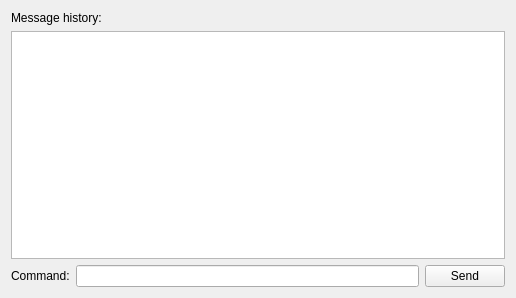
Above: CLI/mainwindow.ui from jpvanhal/Social-Sports before the change. Below: the same form after it.
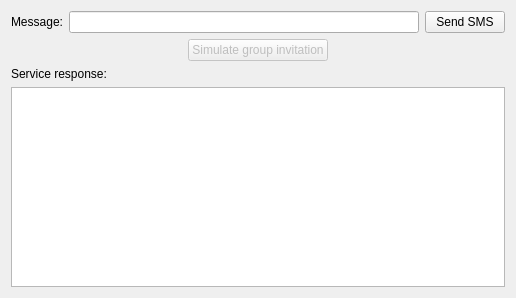
That is the form after the change.

Commit message: Added 'GROUP JOIN' command. Added 'Simulate group invitation' feature. Changed UI to be more like SMS environment. Renamed "PERSONAL FITNESS" command to "MY FITNESS".

```diff
--- a/CLI/mainwindow.ui
+++ b/CLI/mainwindow.ui
@@ -14,34 +14,13 @@
    <string>Social Sports CLI</string>
   </property>
   <widget class="QWidget" name="centralWidget">
-   <layout class="QVBoxLayout" name="verticalLayout_2">
-    <item>
-     <layout class="QVBoxLayout" name="verticalLayout">
-      <item>
-       <widget class="QLabel" name="label_2">
-        <property name="text">
-         <string>Message history:</string>
-        </property>
-        <property name="buddy">
-         <cstring>textEditMessageHistory</cstring>
-        </property>
-       </widget>
-      </item>
-      <item>
-       <widget class="QTextEdit" name="textEditMessageHistory">
-        <property name="readOnly">
-         <bool>true</bool>
-        </property>
-       </widget>
-      </item>
-     </layout>
-    </item>
+   <layout class="QVBoxLayout" name="verticalLayout">
     <item>
      <layout class="QHBoxLayout" name="horizontalLayout">
       <item>
        <widget class="QLabel" name="label">
         <property name="text">
-         <string>Command:</string>
+         <string>Message:</string>
         </property>
         <property name="buddy">
          <cstring>lineEditCommand</cstring>
@@ -54,12 +33,69 @@
       <item>
        <widget class="QPushButton" name="buttonSend">
         <property name="text">
-         <string>Send</string>
+         <string>Send SMS</string>
         </property>
        </widget>
       </item>
      </layout>
     </item>
+    <item>
+     <layout class="QHBoxLayout" name="horizontalLayout_2">
+      <item>
+       <spacer name="horizontalSpacer">
+        <property name="orientation">
+         <enum>Qt::Horizontal</enum>
+        </property>
+        <property name="sizeHint" stdset="0">
+         <size>
+          <width>40</width>
+          <height>20</height>
+         </size>
+        </property>
+       </spacer>
+      </item>
+      <item>
+       <widget class="QPushButton" name="btnSimulateInvitation">
+        <property name="enabled">
+         <bool>false</bool>
+        </property>
+        <property name="text">
+         <string>Simulate group invitation</string>
+        </property>
+       </widget>
+      </item>
+      <item>
+       <spacer name="horizontalSpacer_2">
+        <property name="orientation">
+         <enum>Qt::Horizontal</enum>
+        </property>
+        <property name="sizeHint" stdset="0">
+         <size>
+          <width>40</width>
+          <height>20</height>
+         </size>
+        </property>
+       </spacer>
+      </item>
+     </layout>
+    </item>
+    <item>
+     <widget class="QLabel" name="label_2">
+      <property name="text">
+       <string>Service response:</string>
+      </property>
+      <property name="buddy">
+       <cstring>textEditResponse</cstring>
+      </property>
+     </widget>
+    </item>
+    <item>
+     <widget class="QTextEdit" name="textEditResponse">
+      <property name="readOnly">
+       <bool>true</bool>
+      </property>
+     </widget>
+    </item>
    </layout>
   </widget>
   <action name="actionSend_Command">
```
Left out of the diff: 5 changed lines with no effect on the pictures. The commit also changes 7 other files.
